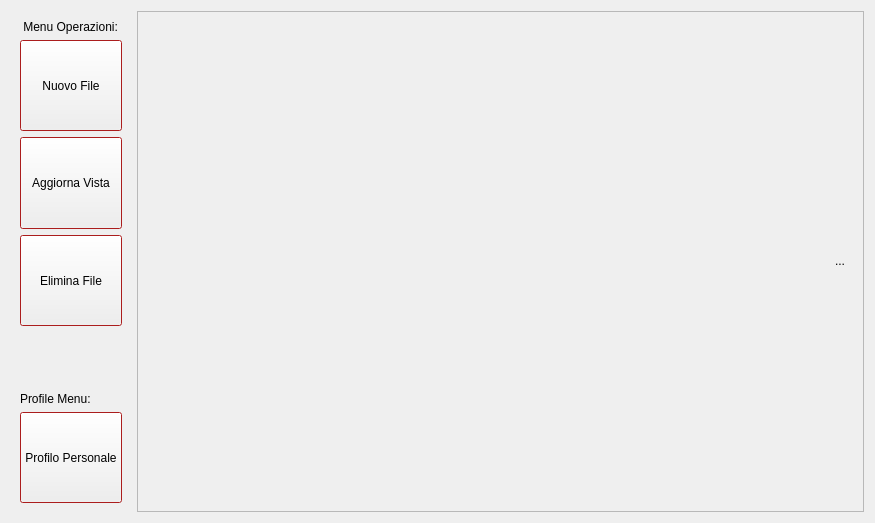
cosimo265598/Edilive, file Login/homepage.ui: the form before one commit.
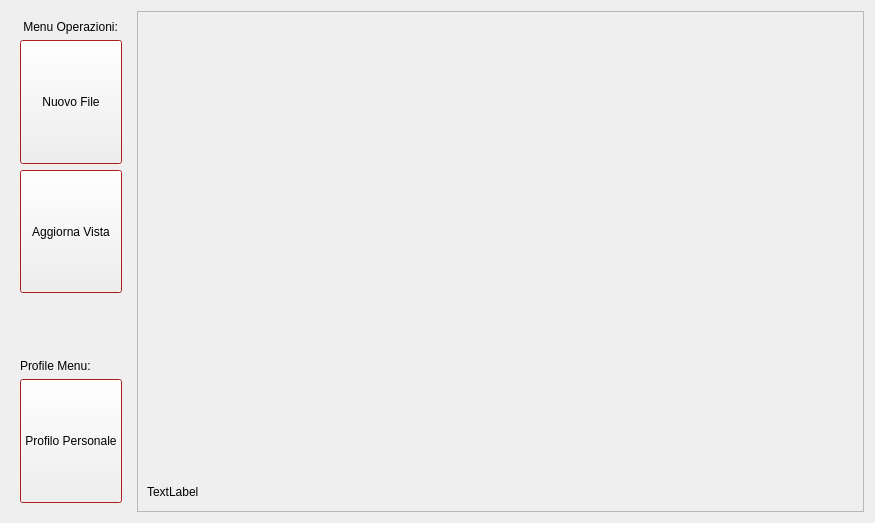
The form after the commit.

The edit to the form file:
```diff
--- a/Login/homepage.ui
+++ b/Login/homepage.ui
@@ -132,19 +132,6 @@
         </property>
        </widget>
       </item>
-      <item>
-       <widget class="QPushButton" name="pushButton">
-        <property name="sizePolicy">
-         <sizepolicy hsizetype="Minimum" vsizetype="Preferred">
-          <horstretch>0</horstretch>
-          <verstretch>0</verstretch>
-         </sizepolicy>
-        </property>
-        <property name="text">
-         <string>Elimina File</string>
-        </property>
-       </widget>
-      </item>
       <item>
        <spacer name="verticalSpacer">
         <property name="orientation">
@@ -236,7 +223,10 @@
             </property>
            </layout>
           </item>
-          <item row="1" column="0">
+         </layout>
+        </widget>
+       </item>
+       <item row="1" column="2">
            <widget class="QLabel" name="infoLabel">
             <property name="maximumSize">
              <size>
@@ -245,14 +235,8 @@
              </size>
             </property>
             <property name="text">
-             <string>...</string>
-            </property>
-            <property name="alignment">
-             <set>Qt::AlignRight|Qt::AlignTrailing|Qt::AlignVCenter</set>
-            </property>
-           </widget>
-          </item>
-         </layout>
+          <string>TextLabel</string>
+         </property>
         </widget>
        </item>
       </layout>
```
Lines whose indentation alone changed are shown as unchanged.
